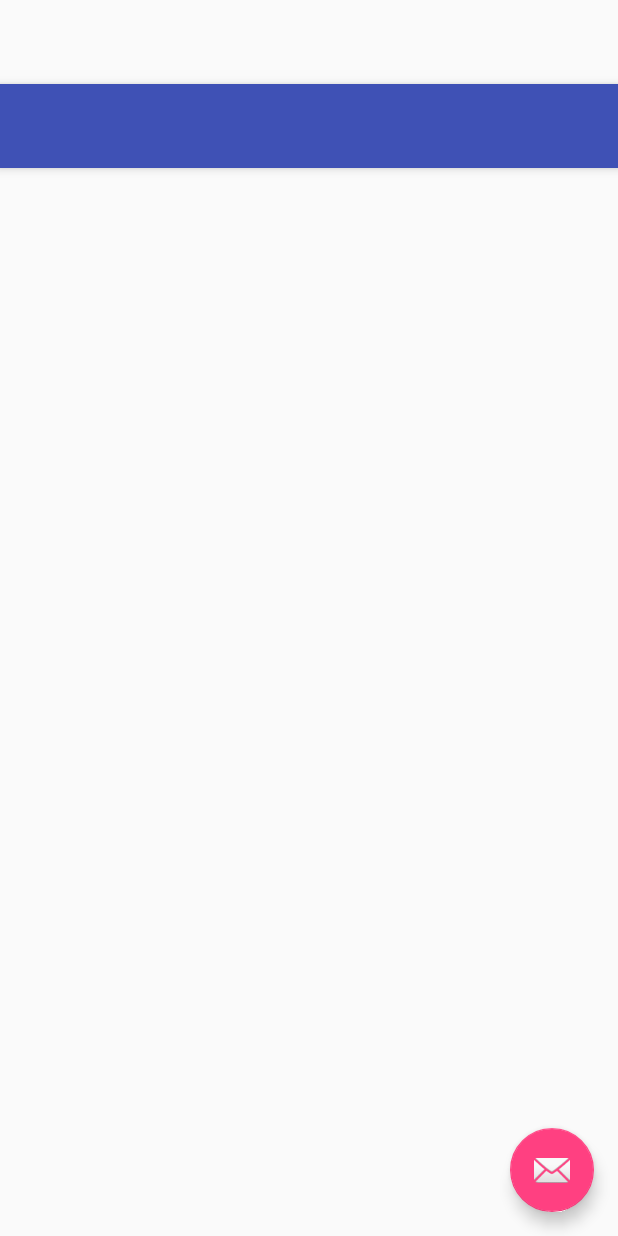
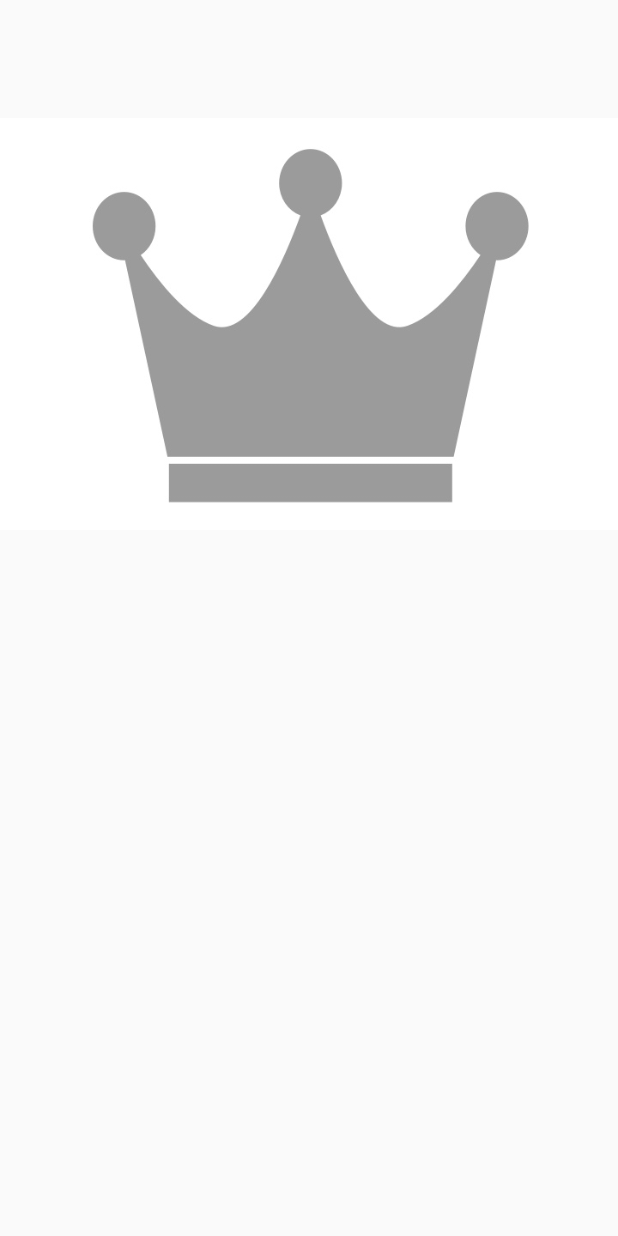
Before and after one commit to abhinandankothari/GoTCharacterApp, an Android app: the layout activity_role.xml on its own in the app's theme, with its tools: preview values and no code run, on a phone screen of 412 x 824 dp. Run offline under Robolectric (Android 15) with nearby library versions, the phone set to English and light mode, and no system bars.

Commit message:
Image added from SD card

```diff
--- a/app/src/main/res/layout/activity_role.xml
+++ b/app/src/main/res/layout/activity_role.xml
@@ -1,34 +1,16 @@
 <?xml version="1.0" encoding="utf-8"?>
 <android.support.design.widget.CoordinatorLayout xmlns:android="http://schemas.android.com/apk/res/android"
-    xmlns:app="http://schemas.android.com/apk/res-auto"
     xmlns:tools="http://schemas.android.com/tools"
     android:layout_width="match_parent"
     android:layout_height="match_parent"
     android:fitsSystemWindows="true"
     tools:context="characters.of.game.gameofcharacters.RoleActivity">
 
-    <android.support.design.widget.AppBarLayout
-        android:layout_width="match_parent"
-        android:layout_height="wrap_content"
-        android:theme="@style/AppTheme.AppBarOverlay">
-
-        <android.support.v7.widget.Toolbar
-            android:id="@+id/toolbar"
-            android:layout_width="match_parent"
-            android:layout_height="?attr/actionBarSize"
-            android:background="?attr/colorPrimary"
-            app:popupTheme="@style/AppTheme.PopupOverlay" />
-
-    </android.support.design.widget.AppBarLayout>
-
-    <include layout="@layout/content_role" />
-
-    <android.support.design.widget.FloatingActionButton
-        android:id="@+id/fab"
+    <ImageView
+        android:id="@+id/image_profile"
         android:layout_width="wrap_content"
         android:layout_height="wrap_content"
-        android:layout_gravity="bottom|end"
-        android:layout_margin="@dimen/fab_margin"
-        android:src="@android:drawable/ic_dialog_email" />
+        android:maxHeight="360dp"
+        android:src="@drawable/profile_placeholder_full" />
 
 </android.support.design.widget.CoordinatorLayout>
```
Also changed, not shown: app/src/main/java/characters/of/game/gameofcharacters/RoleActivity.java (+33 -10 lines).
